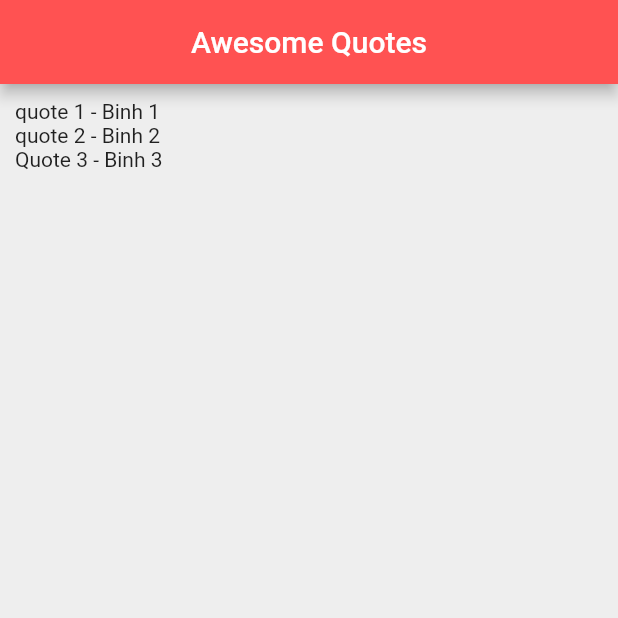
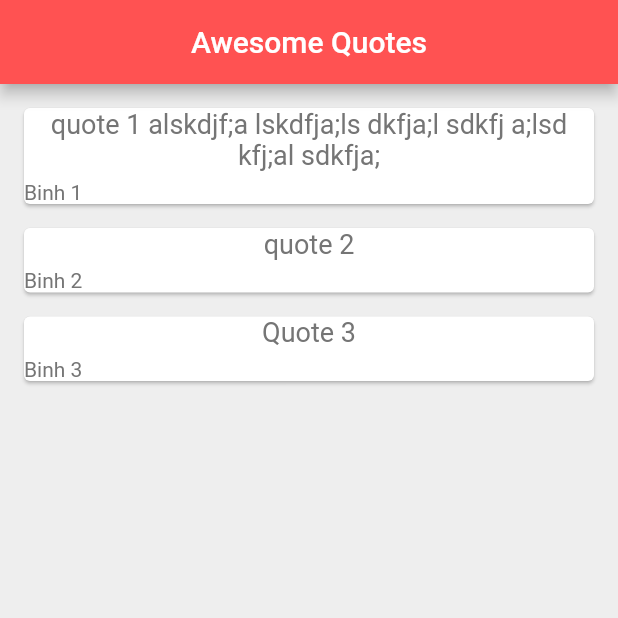
Before and after one commit to BinhT1/Flutter-fundamental, a Flutter app: the screen it shows after launch, on a phone screen of 412 x 824 dp, the top half of it. Run offline on Flutter 3.47's test engine with Material 2 defaults, Android fonts, the phone set to English and light mode, and no system bars.

Commit message:
lesson 20: Card

```diff
--- a/lib/main.dart
+++ b/lib/main.dart
@@ -14,10 +14,35 @@ class QuoteList extends StatefulWidget {
 
 class _QuoteListState extends State<QuoteList> {
   List<Quote> quotes = [
-    Quote(text: "quote 1", author: "Binh 1"),
+    Quote(
+        text: "quote 1 alskdjf;a lskdfja;ls dkfja;l sdkfj a;lsd kfj;al sdkfja;",
+        author: "Binh 1"),
     Quote(text: "quote 2", author: "Binh 2"),
     Quote(text: "Quote 3", author: "Binh 3")
   ];
+
+  Widget quoteTemplate(quote) {
+    return Card(
+      margin: EdgeInsets.fromLTRB(16, 16, 16, 0),
+      child: Column(
+        crossAxisAlignment: CrossAxisAlignment.stretch,
+        children: [
+          Text(
+            quote.text,
+            textAlign: TextAlign.center,
+            style: TextStyle(fontSize: 18, color: Colors.grey[600]),
+          ),
+          SizedBox(
+            height: 6,
+          ),
+          Text(
+            quote.author,
+            style: TextStyle(fontSize: 14, color: Colors.grey[600]),
+          )
+        ],
+      ),
+    );
+  }
 
   @override
   Widget build(BuildContext context) {
@@ -29,10 +54,10 @@ class _QuoteListState extends State<QuoteList> {
           backgroundColor: Colors.redAccent,
         ),
         body: ListView.builder(
-            padding: const EdgeInsets.all(10),
+            padding: const EdgeInsets.all(0),
             itemCount: quotes.length,
             itemBuilder: (context, index) {
-              return Text('${quotes[index].text} - ${quotes[index].author}');
+              return quoteTemplate(quotes[index]);
             }));
   }
 }
```
